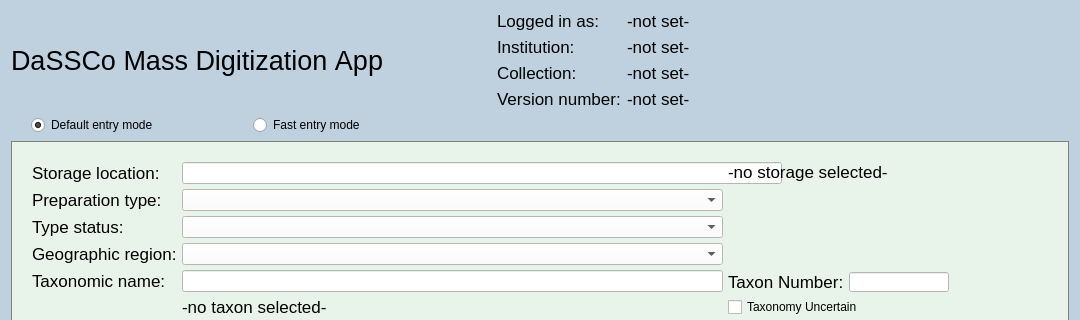
First picture: the form in MassDigitizer/ui/specimendataentry.ui, repository NHMDenmark/Mass-Digitizer, before the edit; both pictures show x 0 to 1080 and y 0 to 320 of the 1080 by 720 pixel window.
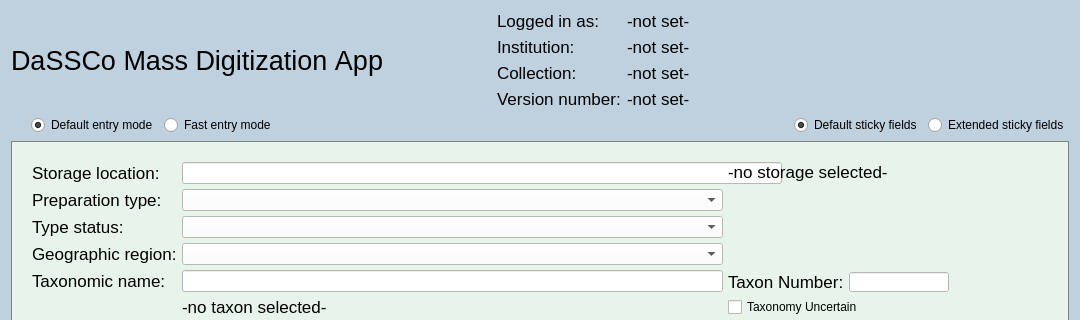
Second picture: the form after the edit. Icons and pictures are not drawn.

Commit message: Implemented input field stickiness modes #621

```diff
--- a/MassDigitizer/ui/specimendataentry.ui
+++ b/MassDigitizer/ui/specimendataentry.ui
@@ -259,6 +259,9 @@
        <property name="checked">
         <bool>true</bool>
        </property>
+       <attribute name="buttonGroup">
+        <string notr="true">grpEntryMode</string>
+       </attribute>
       </widget>
      </item>
      <item>
@@ -266,6 +269,9 @@
        <property name="text">
         <string>Fast entry mode</string>
        </property>
+       <attribute name="buttonGroup">
+        <string notr="true">grpEntryMode</string>
+       </attribute>
       </widget>
      </item>
      <item>
@@ -273,17 +279,37 @@
        <property name="orientation">
         <enum>Qt::Orientation::Horizontal</enum>
        </property>
-       <property name="sizeType">
-        <enum>QSizePolicy::Policy::Fixed</enum>
-       </property>
        <property name="sizeHint" stdset="0">
         <size>
-         <width>600</width>
+         <width>40</width>
          <height>20</height>
         </size>
        </property>
       </spacer>
      </item>
+     <item>
+      <widget class="QRadioButton" name="radStickinessDefault">
+       <property name="text">
+        <string>Default sticky fields</string>
+       </property>
+       <property name="checked">
+        <bool>true</bool>
+       </property>
+       <attribute name="buttonGroup">
+        <string notr="true">grpStickFields</string>
+       </attribute>
+      </widget>
+     </item>
+     <item>
+      <widget class="QRadioButton" name="radStickinessExtended">
+       <property name="text">
+        <string>Extended sticky fields</string>
+       </property>
+       <attribute name="buttonGroup">
+        <string notr="true">grpStickFields</string>
+       </attribute>
+      </widget>
+     </item>
     </layout>
    </item>
    <item>
```
Left out of the diff: 4 changed lines with no effect on the pictures. The commit also changes 4 other files.
